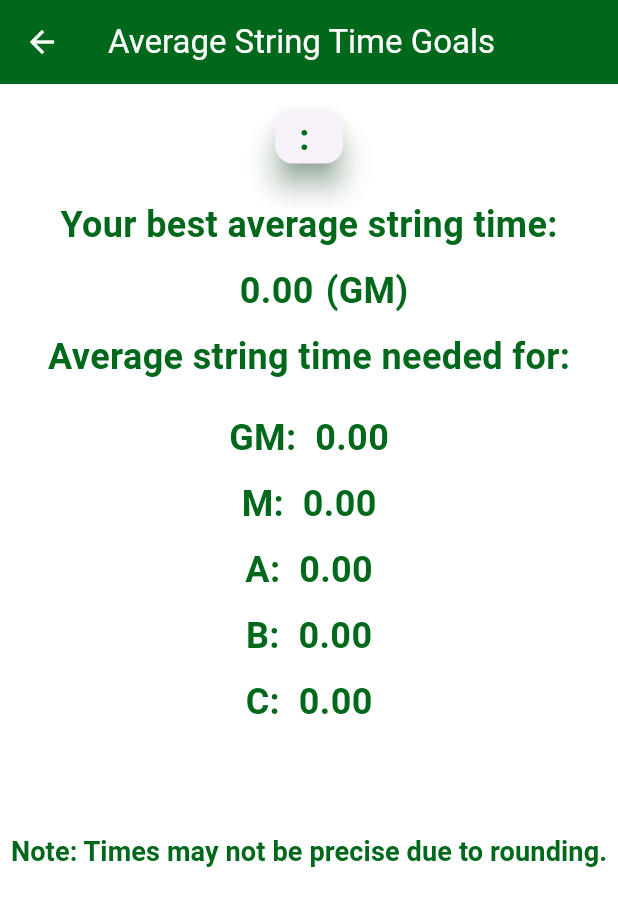
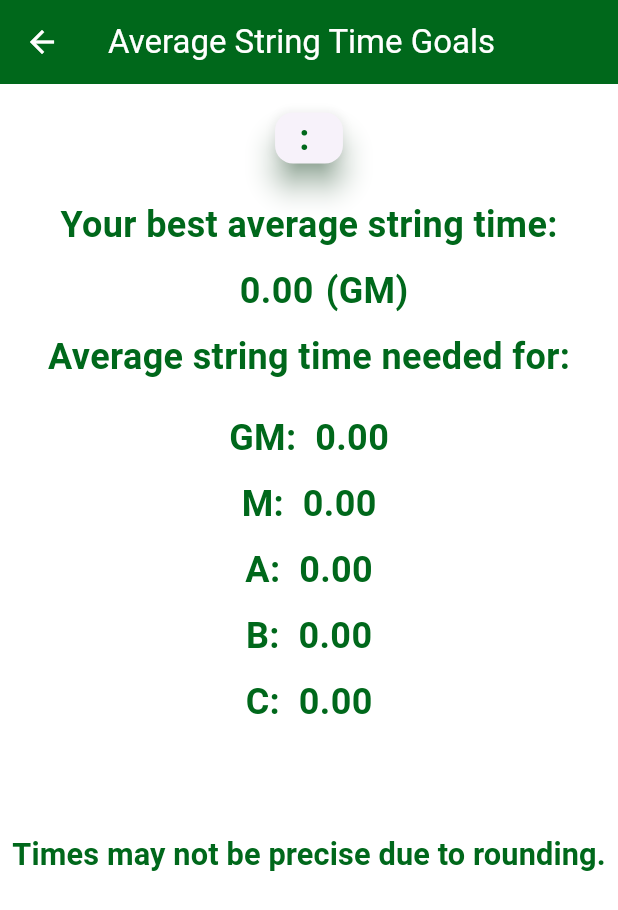
Before and after one commit to smokeyroader/steel_challenge_match_tracker, a Flutter app: the TimesNeeded screen opened directly with empty values, on a phone screen of 412 x 824 dp. Shown: the top 910 px of the screen. Run offline on Flutter 3.47's test engine with Material 3 defaults, Android fonts, the phone set to English and light mode, and no system bars; our stand-ins replace font_awesome_flutter, just_audio, rflutter_alert, shared_preferences, sqflite; accounts and stored records are empty.

Commit message:
Updates to Version 2.2.8 built with Flutter 3.27.1 and null safety.

```diff
--- a/lib/match_tracker.dart
+++ b/lib/match_tracker.dart
@@ -3329,6 +3329,7 @@ class MatchTrackerState extends State<MatchTracker> {
       ],
     ).show();
   }
+
 //Method to handle PopScope action when a back button is tapped
   void _onBackPressed(didpop) {
     // debugPrint('_onBackPressed called.');
@@ -3346,7 +3347,7 @@ class MatchTrackerState extends State<MatchTracker> {
       if (!dialogShowing) {
         if (!mounted) return;
         Navigator.of(context).pop();
-             }
+      }
     });
   }
 }
--- a/lib/string_avg_needed.dart
+++ b/lib/string_avg_needed.dart
@@ -222,8 +222,7 @@ class TimesNeeded extends StatelessWidget {
                 child: Row(children: [
                   Padding(
                     padding: EdgeInsets.only(left: 24, right: 24),
-                    child: Text(
-                      'Note: Times may not be precise due to rounding.',
+                    child: Text('Times may not be precise due to rounding.',
                       style: TextStyle(
                         fontWeight: FontWeight.bold,
                         fontSize: 60,
--- a/pubspec.yaml
+++ b/pubspec.yaml
@@ -1,13 +1,9 @@
 name: steel_challenge_match_tracker
 description: A new Flutter application.
 
-#version: 2.2.7+23
-version: 2.2.8+24
+version: 2.2.8+25
 
 environment:
-# sdk: ">=2.2.0 <3.0.0"
-#  sdk: ">=2.17.0-0 <3.0.0"
-#  sdk: ">=2.10.0-0 <3.0.0"
   sdk: ">=3.5.0 <4.0.0"
 
 dependencies:
```
Also changed, not shown: 3 other files.
